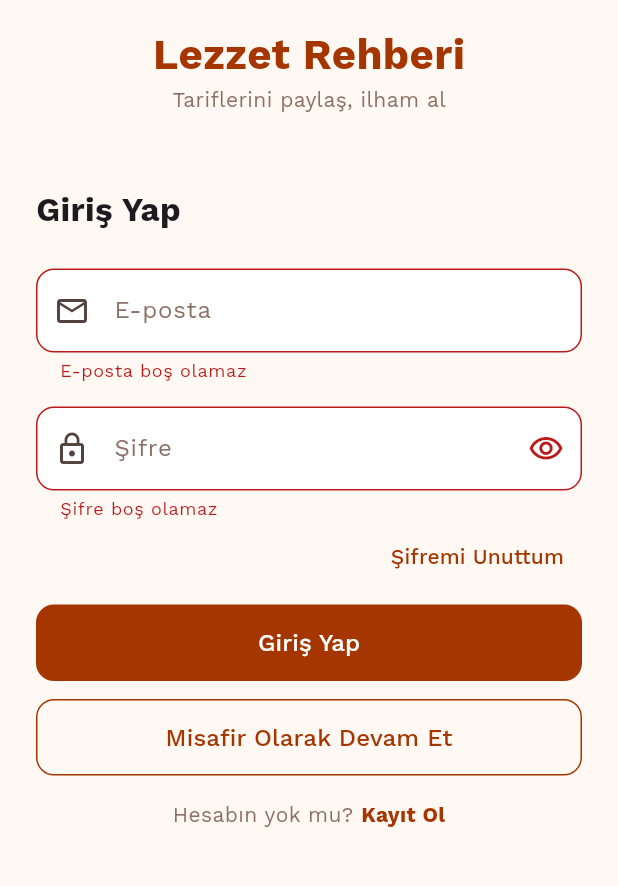
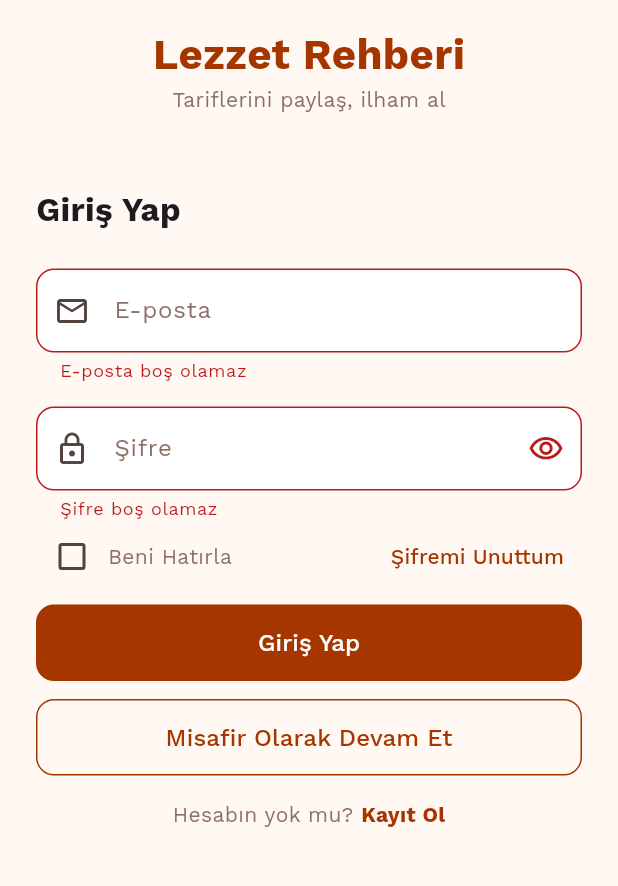
Before and after one commit to mervegndo/recipeApp, a Flutter app: the screen it shows after launch, after a tap on "Giriş Yap", on a phone screen of 412 x 824 dp, the part 318-1204 px from its top. Run offline on Flutter 3.47's test engine with Material 3 defaults, Android fonts, the phone set to English and light mode, and no system bars; our stand-ins replace cached_network_image, cloud_firestore, firebase_auth, firebase_core, firebase_storage, google_fonts and 2 more; accounts and stored records are empty.

Commit message:
Merge resolved

```diff
--- a/lib/screens/auth/login_screen.dart
+++ b/lib/screens/auth/login_screen.dart
@@ -1,6 +1,7 @@
 // lib/screens/auth/login_screen.dart
 
 import 'package:flutter/material.dart';
+import 'package:shared_preferences/shared_preferences.dart';
 import '../../services/auth_service.dart';
 import '../../utils/app_constants.dart';
 import 'register_screen.dart';
@@ -27,12 +28,40 @@ class _LoginScreenState extends State<LoginScreen> {
 
   bool _isLoading = false;
   bool _obscurePassword = true;
+  bool _rememberMe = false;
 
   @override
-  void dispose() {
-    _emailController.dispose();
-    _passwordController.dispose();
-    super.dispose();
+  void initState() {
+    super.initState();
+    _loadSavedCredentials();
+  }
+
+  Future<void> _loadSavedCredentials() async {
+    final prefs = await SharedPreferences.getInstance();
+    final savedEmail = prefs.getString('saved_email') ?? '';
+    final savedPassword = prefs.getString('saved_password') ?? '';
+    final rememberMe = prefs.getBool('remember_me') ?? false;
+
+    if (rememberMe && savedEmail.isNotEmpty) {
+      setState(() {
+        _emailController.text = savedEmail;
+        _passwordController.text = savedPassword;
+        _rememberMe = true;
+      });
+    }
+  }
+
+  Future<void> _saveCredentials() async {
+    final prefs = await SharedPreferences.getInstance();
+    if (_rememberMe) {
+      await prefs.setString('saved_email', _emailController.text.trim());
+      await prefs.setString('saved_password', _passwordController.text);
+      await prefs.setBool('remember_me', true);
+    } else {
+      await prefs.remove('saved_email');
+      await prefs.remove('saved_password');
+      await prefs.setBool('remember_me', false);
+    }
   }
 
   Future<void> _login() async {
@@ -43,6 +72,7 @@ class _LoginScreenState extends State<LoginScreen> {
         email: _emailController.text.trim(),
         password: _passwordController.text,
       );
+      await _saveCredentials();
     } catch (e) {
       if (mounted) {
         ScaffoldMessenger.of(context).showSnackBar(
@@ -62,21 +92,15 @@ class _LoginScreenState extends State<LoginScreen> {
       context: context,
       builder: (_) => AlertDialog(
         title: Text(widget.strings.forgotPassword),
-        content: Column(
-          mainAxisSize: MainAxisSize.min,
-          children: [
-            Text(widget.strings.enterEmailToReset,
-              style: const TextStyle(fontSize: 14, color: AppColors.textMedium)),
-            const SizedBox(height: 16),
-            TextField(
+        content: TextField(
           controller: emailController,
           keyboardType: TextInputType.emailAddress,
           decoration: InputDecoration(
-                labelText: widget.strings.email,
+            labelText: widget.strings.isEnglish
+                ? 'Your email address'
+                : 'E-posta adresiniz',
             prefixIcon: const Icon(Icons.email_outlined),
           ),
-            ),
-          ],
         ),
         actions: [
           TextButton(
@@ -85,18 +109,15 @@ class _LoginScreenState extends State<LoginScreen> {
           ),
           ElevatedButton(
             onPressed: () async {
-              final email = emailController.text.trim();
-              if (email.isEmpty) return;
-
+              if (emailController.text.trim().isEmpty) return;
               try {
-                await _authService.resetPassword(email);
+                await _authService.resetPassword(emailController.text.trim());
                 if (mounted) {
                   Navigator.pop(context);
                   ScaffoldMessenger.of(context).showSnackBar(
                     SnackBar(
                       content: Text(widget.strings.passwordResetSent),
                       backgroundColor: Colors.green,
-                      behavior: SnackBarBehavior.floating,
                     ),
                   );
                 }
@@ -115,6 +136,13 @@ class _LoginScreenState extends State<LoginScreen> {
         ],
       ),
     );
+  }
+
+  @override
+  void dispose() {
+    _emailController.dispose();
+    _passwordController.dispose();
+    super.dispose();
   }
 
   @override
@@ -142,9 +170,9 @@ class _LoginScreenState extends State<LoginScreen> {
                         height: 140,
                       ),
                       const SizedBox(height: 16),
-                      Text(
+                      const Text(
                         'Lezzet Rehberi',
-                        style: const TextStyle(
+                        style: TextStyle(
                             fontSize: 28,
                             fontWeight: FontWeight.bold,
                             color: AppColors.primary),
@@ -172,12 +200,18 @@ class _LoginScreenState extends State<LoginScreen> {
                   controller: _emailController,
                   keyboardType: TextInputType.emailAddress,
                   decoration: InputDecoration(
-                    labelText: widget.strings.email,
+                    labelText: widget.strings.isEnglish ? 'Email' : 'E-posta',
                     prefixIcon: const Icon(Icons.email_outlined),
                   ),
                   validator: (v) {
-                    if (v == null || v.isEmpty) return widget.strings.emailRequired;
-                    if (!v.contains('@')) return widget.strings.invalidEmail;
+                    if (v == null || v.isEmpty)
+                      return widget.strings.isEnglish
+                          ? 'Email cannot be empty'
+                          : 'E-posta boş olamaz';
+                    if (!v.contains('@'))
+                      return widget.strings.isEnglish
+                          ? 'Enter a valid email'
+                          : 'Geçerli e-posta girin';
                     return null;
                   },
                 ),
@@ -188,31 +222,52 @@ class _LoginScreenState extends State<LoginScreen> {
                   controller: _passwordController,
                   obscureText: _obscurePassword,
                   decoration: InputDecoration(
-                    labelText: widget.strings.password,
+                    labelText:
+                        widget.strings.isEnglish ? 'Password' : 'Şifre',
                     prefixIcon: const Icon(Icons.lock_outline),
                     suffixIcon: IconButton(
                       icon: Icon(_obscurePassword
                           ? Icons.visibility_outlined
                           : Icons.visibility_off_outlined),
-                      onPressed: () => setState(
-                              () => _obscurePassword = !_obscurePassword),
+                      onPressed: () =>
+                          setState(() => _obscurePassword = !_obscurePassword),
                     ),
                   ),
                   validator: (v) {
-                    if (v == null || v.isEmpty) return widget.strings.passwordRequired;
+                    if (v == null || v.isEmpty)
+                      return widget.strings.isEnglish
+                          ? 'Password cannot be empty'
+                          : 'Şifre boş olamaz';
                     return null;
                   },
                 ),
 
-                // Şifremi unuttum
-                Align(
-                  alignment: Alignment.centerRight,
-                  child: TextButton(
+                // Remember Me
+                Row(
+                  children: [
+                    Checkbox(
+                      value: _rememberMe,
+                      activeColor: AppColors.primary,
+                      onChanged: (value) =>
+                          setState(() => _rememberMe = value ?? false),
+                    ),
+                    Text(
+                      widget.strings.isEnglish
+                          ? 'Remember Me'
+                          : 'Beni Hatırla',
+                      style: TextStyle(
+                          color: isDark
+                              ? AppColors.darkTextGrey
+                              : AppColors.textGrey),
+                    ),
+                    const Spacer(),
+                    TextButton(
                       onPressed: _showForgotPassword,
                       child: Text(widget.strings.forgotPassword,
                           style:
                               const TextStyle(color: AppColors.primary)),
                     ),
+                  ],
                 ),
 
                 const SizedBox(height: 8),
@@ -265,8 +320,8 @@ class _LoginScreenState extends State<LoginScreen> {
                       onTap: () => Navigator.push(
                         context,
                         MaterialPageRoute(
-                          builder: (_) => RegisterScreen(
-                              strings: widget.strings),
+                          builder: (_) =>
+                              RegisterScreen(strings: widget.strings),
                         ),
                       ),
                       child: Text(widget.strings.register,
--- a/lib/screens/recipe/add_recipe_screen.dart
+++ b/lib/screens/recipe/add_recipe_screen.dart
@@ -54,7 +54,7 @@ class _AddRecipeScreenState extends State<AddRecipeScreen> {
   Future<void> _pickImage() async {
     final picker = ImagePicker();
     final picked = await picker.pickImage(
-        source: ImageSource.gallery, maxWidth: 800, imageQuality: 80);
+        source: ImageSource.gallery, maxWidth: 1920, imageQuality: 100);
     if (picked != null) {
       if (kIsWeb) {
         final bytes = await picked.readAsBytes();
--- a/pubspec.yaml
+++ b/pubspec.yaml
@@ -22,6 +22,7 @@ dependencies:
   cached_network_image: ^3.3.1
   cupertino_icons: ^1.0.6
   uuid: ^4.3.3
+  shared_preferences: ^2.2.2
   http: ^1.2.0
   intl: ^0.19.0
 
```
Also changed, not shown: pubspec.lock, 1 other file. Lines whose indentation alone changed are shown as unchanged.
